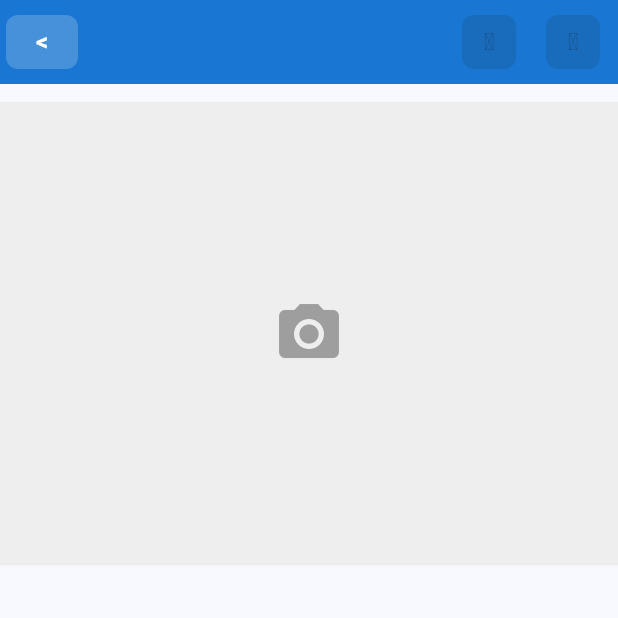
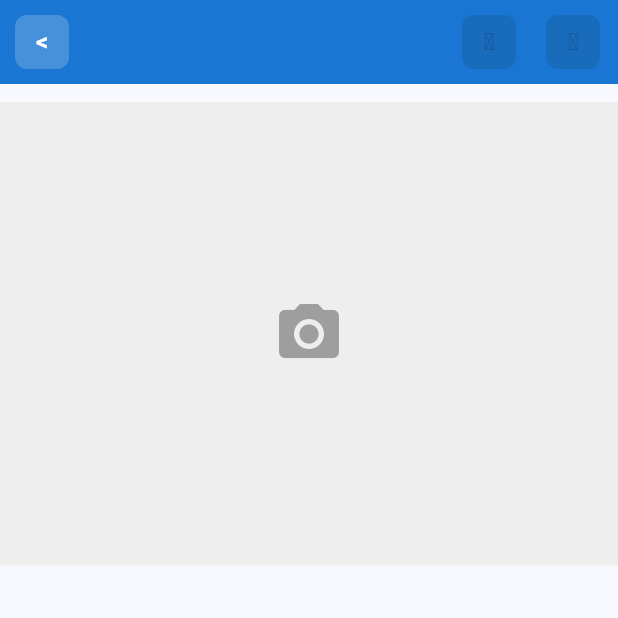
Before and after one commit to florentny/reefguidemobile, a Flutter app: the _SpeciesDetail screen opened directly with empty values, on a phone screen of 412 x 824 dp, the top half of it. Run offline on Flutter 3.47's test engine with Material 3 defaults, Android fonts, the phone set to English and light mode, and no system bars; our stand-ins replace flutter_native_splash, go_router.

Commit message:
Made back nav button narrower

```diff
--- a/lib/screens/info_screen.dart
+++ b/lib/screens/info_screen.dart
@@ -96,7 +96,7 @@ class InfoScreen extends StatelessWidget {
                 ),
                 const SizedBox(height: 8),
                 const Text(
-                  'All photographs in this application are the exclusive property of Florent Charpin, unless explicitly stated otherwise.'
+                  'All photographs in this application are the exclusive property of Florent Charpin, unless explicitly stated otherwise. '
                   'Unauthorized use, reproduction, distribution, or modification of any content is strictly prohibited without prior written permission from the copyright holder.',
                   style: TextStyle(fontSize: 13, color: Colors.black54, height: 1.5),
                 ),
--- a/lib/screens/species_screen.dart
+++ b/lib/screens/species_screen.dart
@@ -116,7 +116,7 @@ class _SpeciesScreenState extends State<SpeciesScreen> {
       backgroundColor: Colors.blue[700],
       foregroundColor: Colors.white,
       automaticallyImplyLeading: false,
-      leading: _NavButton(label: '<', onPressed: () => context.pop()),
+      leading: _NavButton(label: '<', onPressed: () => context.pop(), narrow: true),
       title: null,
       actions: [
         Consumer<AppState>(
@@ -188,7 +188,7 @@ class _SpeciesDetail extends StatelessWidget {
       backgroundColor: Colors.blue[700],
       foregroundColor: Colors.white,
       automaticallyImplyLeading: false,
-      leading: _NavButton(label: '<', onPressed: () => context.pop()),
+      leading: _NavButton(label: '<', onPressed: () => context.pop(), narrow: true),
       centerTitle: false,
       title: lowestTaxonomyCategory != null
           ? Text(
@@ -329,7 +329,7 @@ class _LandscapePhotoViewState extends State<_LandscapePhotoView> {
               child: Row(
                 children: [
                   // Back
-                  _NavButton(label: '<', onPressed: () => context.pop()),
+                  _NavButton(label: '<', onPressed: () => context.pop(), narrow: true),
                   // Species name
                   Expanded(
                     child: Padding(
@@ -592,20 +592,21 @@ class _NavButton extends StatelessWidget {
   final String label;
   final VoidCallback? onPressed;
   final bool enabled;
+  final bool narrow;
 
-  const _NavButton({required this.label, this.onPressed, this.enabled = true});
+  const _NavButton({required this.label, this.onPressed, this.enabled = true, this.narrow = false});
 
   @override
   Widget build(BuildContext context) {
     return Padding(
-      padding: const EdgeInsets.symmetric(vertical: 10, horizontal: 4),
+      padding: EdgeInsets.symmetric(vertical: 10, horizontal: narrow ? 10 : 4),
       child: ElevatedButton(
         onPressed: onPressed,
         style: ElevatedButton.styleFrom(
           backgroundColor: enabled ? Colors.white.withAlpha(51) : Colors.white.withAlpha(20),
           foregroundColor: enabled ? Colors.white : Colors.white54,
-          padding: const EdgeInsets.symmetric(horizontal: 10),
-          minimumSize: const Size(36, 36),
+          padding: EdgeInsets.symmetric(horizontal: narrow ? 4 : 10),
+          minimumSize: Size(narrow ? 24 : 36, 36),
           shape: RoundedRectangleBorder(borderRadius: BorderRadius.circular(8)),
           elevation: 0,
         ),
```
